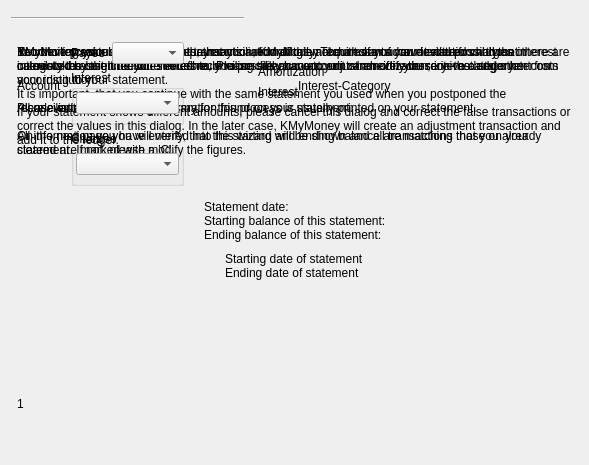
First picture: the form in kmymoney/dialogs/kendingbalancedlgdecl.ui, repository KDE/kmymoney, before the edit.
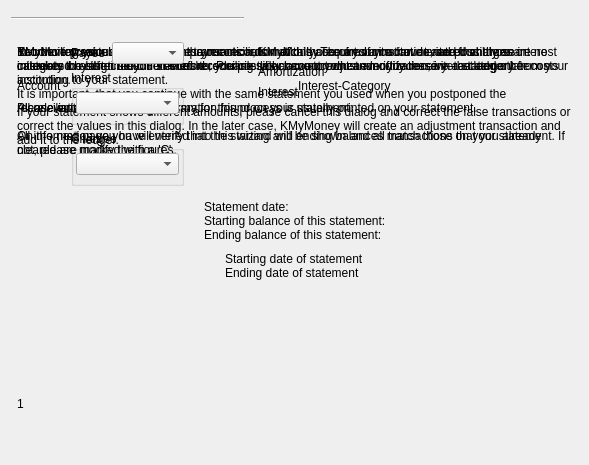
Second picture: the form after the edit. Custom widgets are drawn as their Qt base class.

What changed in the file:
```diff
--- a/kmymoney/dialogs/kendingbalancedlgdecl.ui
+++ b/kmymoney/dialogs/kendingbalancedlgdecl.ui
@@ -35,11 +35,11 @@
     <item>
      <widget class="QLabel" name="TextLabel6">
       <property name="text">
-       <string>Reconciling your account assures, that your recordings match those of your institution and that there are no mistakes on either side. You should reconcile your account whenever you receive a statement from your institution.
+       <string>Reconciling your account ensures your records match those of your institution, and that there are no mistakes on either side. You should reconcile your account whenever you receive a statement from your institution.
 
 All relevant information necessary for this process is usually printed on your statement.
 
-On the next page you will verify, that the starting and ending balance are matching those on your statement. If not, please modify the figures.</string>
+On the next page you will verify that the starting and ending balances match those on your statement. If not, please modify the figures.</string>
       </property>
       <property name="alignment">
        <set>Qt::AlignTop</set>
```
